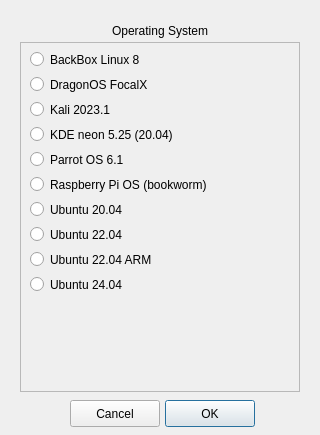
Qt form UI/install.ui (ainfosec/FISSURE) before a commit.
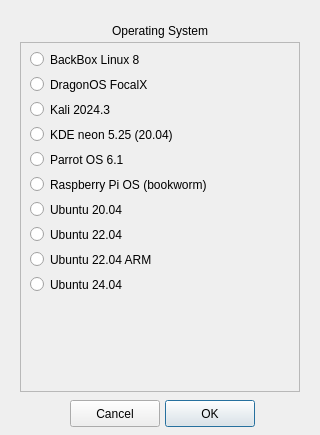
The same form after that commit. Icons and pictures are not drawn.

Commit message: Updating Kali 2024.3 installer

The edit to the form file:
```diff
--- a/UI/install.ui
+++ b/UI/install.ui
@@ -135,7 +135,7 @@
      </rect>
     </property>
     <property name="text">
-     <string>Kali 2023.1</string>
+     <string>Kali 2024.3</string>
     </property>
    </widget>
    <widget class="QRadioButton" name="radioButton_backbox_linux_8">
```
Left out of the diff: 6 changed lines with no effect on the pictures. The commit also changes 5 other files.
